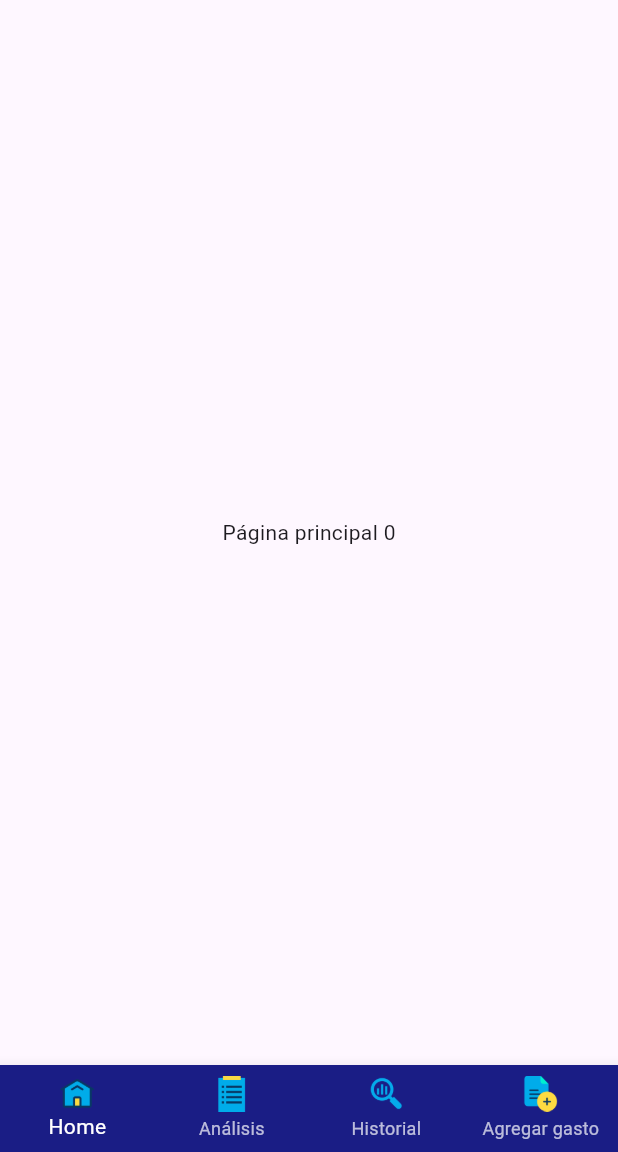
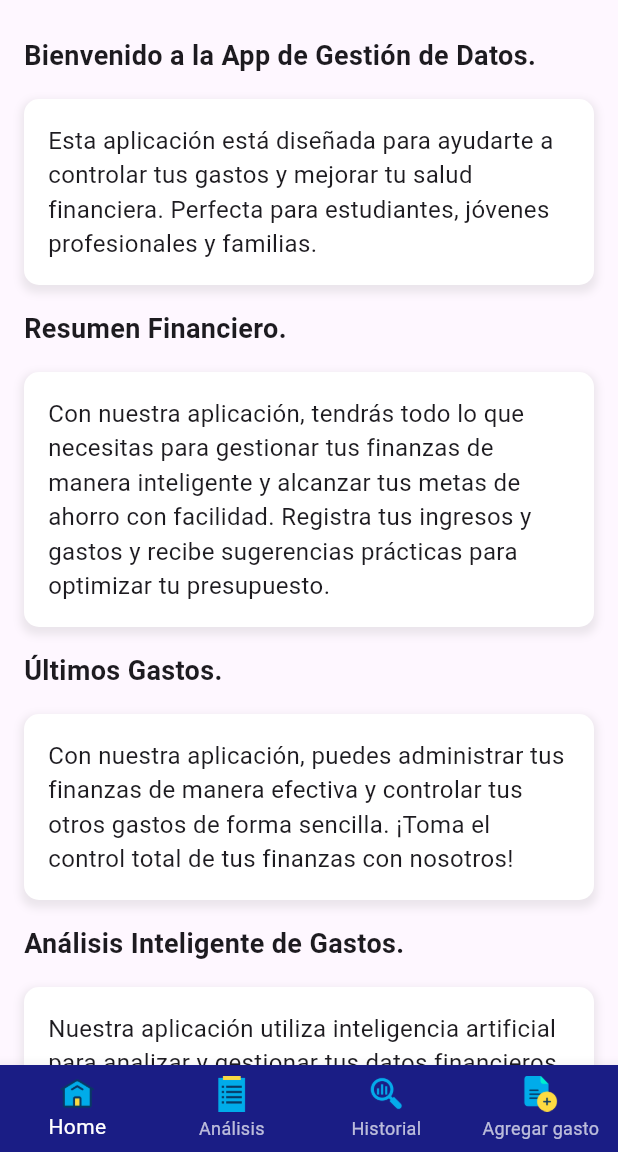
Before and after one commit to LuisAxelMarinGarcia/AppMoviles, a Flutter app: the screen it shows after launch, on a phone screen of 412 x 824 dp, the part 84-1236 px from its top. Run offline on Flutter 3.47's test engine with Material 3 defaults, Android fonts, the phone set to English and light mode, and no system bars.

Commit message:
segunda vista

```diff
--- a/lib/main.dart
+++ b/lib/main.dart
@@ -1,6 +1,8 @@
 import 'package:flutter/material.dart';
-import 'app_header.dart';
-import 'bottom_nav_bar.dart';
+import 'agregar-gasto.dart';// Asegúrate de que este archivo exista y contenga una clase AgregarGasto
+import 'app_header.dart'; // Custom app header widget, ajusta al archivo correspondiente
+import 'bottom_nav_bar.dart'; // Custom bottom navigation bar widget, ajusta al archivo correspondiente
+
 void main() {
   runApp(const MyApp());
 }
@@ -11,9 +13,13 @@ class MyApp extends StatelessWidget {
   @override
   Widget build(BuildContext context) {
     return MaterialApp(
+      title: 'COIN CRAZE',
+      routes: {
+        '/agregar-gasto': (context) => const AgregarGasto(), // Ruta para agregar gasto.
+      },
       theme: ThemeData(
-        primaryColor: Color(0xFF1A1D85),
-        appBarTheme: AppBarTheme(
+        primaryColor: const Color(0xFF1A1D85),
+        appBarTheme: const AppBarTheme(
           backgroundColor: Color(0xFF1A1D85),
           titleTextStyle: TextStyle(
             color: Colors.white,
@@ -21,12 +27,16 @@ class MyApp extends StatelessWidget {
             fontWeight: FontWeight.bold,
           ),
         ),
-        bottomNavigationBarTheme: BottomNavigationBarThemeData(
+        bottomNavigationBarTheme: const BottomNavigationBarThemeData(
           backgroundColor: Color(0xFF1A1D85),
           selectedItemColor: Colors.white,
           unselectedItemColor: Colors.white70,
         ),
+        textTheme: const TextTheme(
+          // Define the default text styling here
+        ),
       ),
+      initialRoute: '/', // Ruta inicial
       home: const MyHomePage(),
     );
   }
@@ -44,19 +54,41 @@ class _MyHomePageState extends State<MyHomePage> {
   int _currentIndex = 0;
 
   void _onItemTapped(int index) {
-    setState(() {
-      _currentIndex = index;
-    });
+    if (index == 3) {
+      // Navegar a la página de agregar gasto si el índice es 3
+      Navigator.pushNamed(context, '/agregar-gasto');
+    } else {
+      setState(() {
+        _currentIndex = index;
+      });
+    }
   }
+
 
   @override
   Widget build(BuildContext context) {
     return Scaffold(
       key: _scaffoldKey,
-      appBar: AppHeader(scaffoldKey: _scaffoldKey),
-      drawer: const AppDrawer(),
-      body: Center(
-        child: Text('Página principal $_currentIndex'),
+      appBar: AppHeader(scaffoldKey: _scaffoldKey), // Custom app bar widget
+      drawer: const Drawer(), // Reemplaza esto con tu widget personalizado si lo tienes
+      body: SingleChildScrollView(
+        padding: const EdgeInsets.all(16.0),
+        child: Column(
+          crossAxisAlignment: CrossAxisAlignment.start,
+          children: <Widget>[
+            _buildSectionTitle('Bienvenido a la App de Gestión de Datos.'),
+            _buildSectionContent('Esta aplicación está diseñada para ayudarte a controlar tus gastos y mejorar tu salud financiera. Perfecta para estudiantes, jóvenes profesionales y familias.'),
+            _buildSectionTitle('Resumen Financiero.'),
+            _buildSectionContent('Con nuestra aplicación, tendrás todo lo que necesitas para gestionar tus finanzas de manera inteligente y alcanzar tus metas de ahorro con facilidad. Registra tus ingresos y gastos y recibe sugerencias prácticas para optimizar tu presupuesto.'),
+            _buildSectionTitle('Últimos Gastos.'),
+            _buildSectionContent('Con nuestra aplicación, puedes administrar tus finanzas de manera efectiva y controlar tus otros gastos de forma sencilla. ¡Toma el control total de tus finanzas con nosotros!'),
+            _buildSectionTitle('Análisis Inteligente de Gastos.'),
+            _buildSectionContent('Nuestra aplicación utiliza inteligencia artificial para analizar y gestionar tus datos financieros, ofreciendo sugerencias útiles y facilitando el control de tus gastos.'),
+            _buildSectionTitle('¿Necesitas Ayuda?'),
+            _buildSectionContent('Con nuestra aplicación, el Análisis Inteligente de Gastos, podrás gestionar tus datos financieros y recibir sugerencias útiles. ¿Necesitas ayuda?'),
+            // Considera agregar aquí tus widgets personalizados para diferentes secciones.
+          ],
+        ),
       ),
       bottomNavigationBar: BottomNavBar(
         currentIndex: _currentIndex,
@@ -64,4 +96,44 @@ class _MyHomePageState extends State<MyHomePage> {
       ),
     );
   }
+
+  Widget _buildSectionTitle(String title) {
+    return Padding(
+      padding: const EdgeInsets.symmetric(vertical: 8.0),
+      child: Text(
+        title,
+        style: const TextStyle(
+          fontWeight: FontWeight.bold,
+          fontSize: 18,
+        ),
+      ),
+    );
+  }
+
+  Widget _buildSectionContent(String content) {
+    return Padding(
+      padding: const EdgeInsets.symmetric(vertical: 8.0),
+      child: Container(
+        padding: const EdgeInsets.all(16.0),
+        decoration: BoxDecoration(
+          color: Colors.white,
+          borderRadius: BorderRadius.circular(10.0),
+          boxShadow: [
+            BoxShadow(
+              color: Colors.grey.withOpacity(0.2),
+              spreadRadius: 2,
+              blurRadius: 4,
+              offset: const Offset(0, 3),
+            ),
+          ],
+        ),
+        child: Text(
+          content,
+          style: const TextStyle(
+            fontSize: 16,
+          ),
+        ),
+      ),
+    );
+  }
 }
--- /dev/null
+++ b/lib/template.dart
@@ -0,0 +1,67 @@
+import 'package:flutter/material.dart';
+import 'app_header.dart';
+import 'bottom_nav_bar.dart';
+void main() {
+  runApp(const MyApp());
+}
+
+class MyApp extends StatelessWidget {
+  const MyApp({super.key});
+
+  @override
+  Widget build(BuildContext context) {
+    return MaterialApp(
+      theme: ThemeData(
+        primaryColor: Color(0xFF1A1D85),
+        appBarTheme: AppBarTheme(
+          backgroundColor: Color(0xFF1A1D85),
+          titleTextStyle: TextStyle(
+            color: Colors.white,
+            fontSize: 20,
+            fontWeight: FontWeight.bold,
+          ),
+        ),
+        bottomNavigationBarTheme: BottomNavigationBarThemeData(
+          backgroundColor: Color(0xFF1A1D85),
+          selectedItemColor: Colors.white,
+          unselectedItemColor: Colors.white70,
+        ),
+      ),
+      home: const MyHomePage(),
+    );
+  }
+}
+
+class MyHomePage extends StatefulWidget {
+  const MyHomePage({super.key});
+
+  @override
+  State<MyHomePage> createState() => _MyHomePageState();
+}
+
+class _MyHomePageState extends State<MyHomePage> {
+  final GlobalKey<ScaffoldState> _scaffoldKey = GlobalKey<ScaffoldState>();
+  int _currentIndex = 0;
+
+  void _onItemTapped(int index) {
+    setState(() {
+      _currentIndex = index;
+    });
+  }
+
+  @override
+  Widget build(BuildContext context) {
+    return Scaffold(
+      key: _scaffoldKey,
+      appBar: AppHeader(scaffoldKey: _scaffoldKey),
+      drawer: const AppDrawer(),
+      body: Center(
+        child: Text('Página principal $_currentIndex'),
+      ),
+      bottomNavigationBar: BottomNavBar(
+        currentIndex: _currentIndex,
+        onItemSelected: _onItemTapped,
+      ),
+    );
+  }
+}
--- a/pubspec.yaml
+++ b/pubspec.yaml
@@ -6,11 +6,14 @@ version: 1.0.0+1
 environment:
   sdk: '>=3.3.0 <4.0.0'
 
+
+
 dependencies:
   flutter:
     sdk: flutter
   cupertino_icons: ^1.0.6
   google_fonts: ^6.1.0
+  intl: ^0.17.0
 
 dev_dependencies:
   flutter_test:
```
Also changed, not shown: lib/agregar-gasto.dart (added, +152 -0 lines), pubspec.lock, 1 other file.
